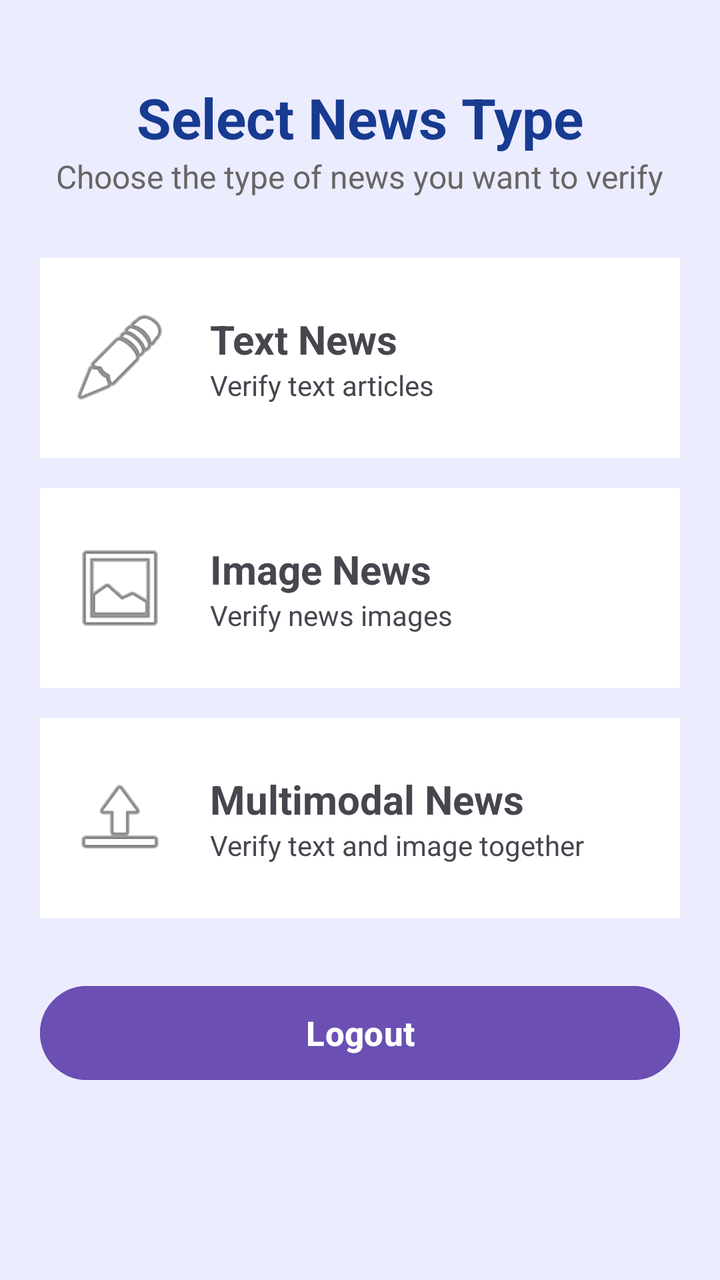
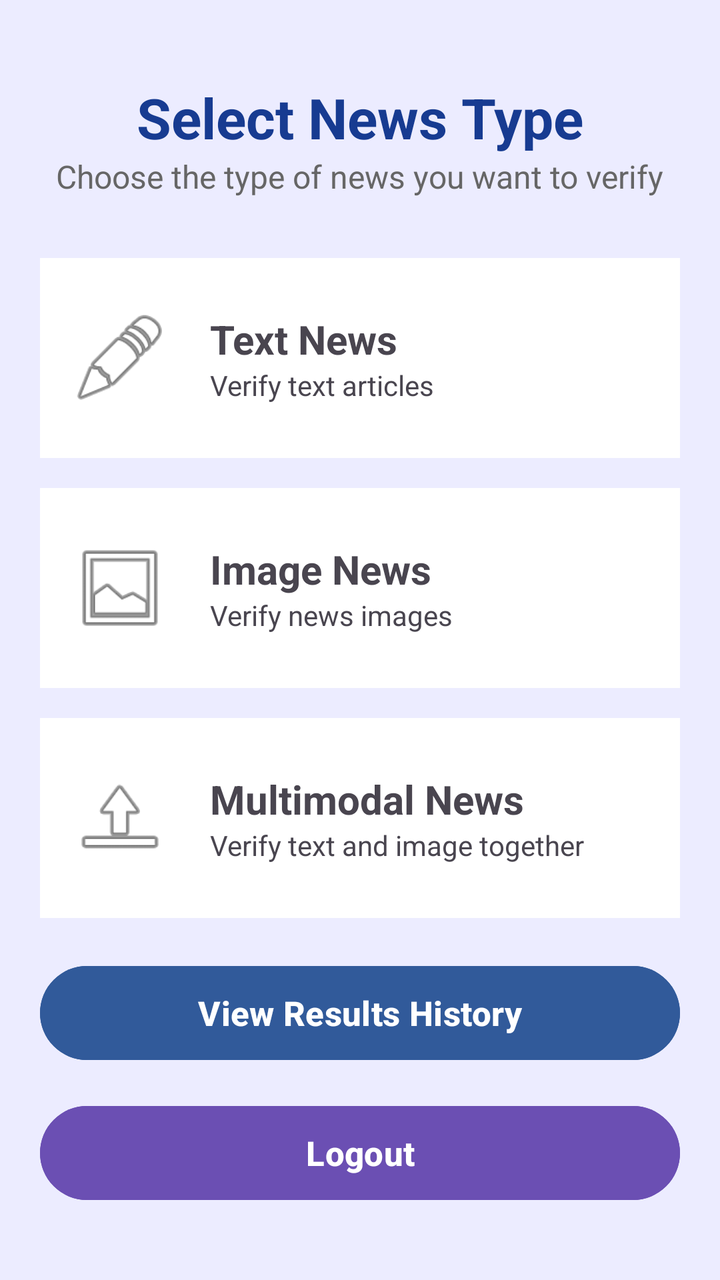

The first picture is an Android layout as it rendered before a commit; the second is the same layout after the commit. The layout source and the unified diff follow.
<!-- AndroidManifest.xml: application theme Theme.FactX -->
<!-- res/layout/activity_news_type.xml -->
<?xml version="1.0" encoding="utf-8"?>
<LinearLayout
    xmlns:android="http://schemas.android.com/apk/res/android"
    android:layout_width="match_parent"
    android:layout_height="match_parent"
    android:orientation="vertical"
    android:background="#ECECFF"
    android:padding="20dp">

    

    <TextView
        android:layout_width="wrap_content"
        android:layout_height="wrap_content"
        android:text="Select News Type"
        android:textSize="28sp"
        android:textStyle="bold"
        android:textColor="#173B91"
        android:layout_gravity="center"
        android:layout_marginTop="20dp"/>

    <TextView
        android:layout_width="wrap_content"
        android:layout_height="wrap_content"
        android:text="Choose the type of news you want to verify"
        android:textSize="16sp"
        android:textColor="#666666"
        android:layout_gravity="center"
        android:layout_marginBottom="30dp"/>


    

    <LinearLayout
        android:id="@+id/cardText"
        android:layout_width="match_parent"
        android:layout_height="100dp"
        android:orientation="horizontal"
        android:background="#FFFFFF"
        android:gravity="center_vertical"
        android:padding="15dp"
        android:layout_marginBottom="15dp">

        <ImageView
            android:layout_width="50dp"
            android:layout_height="50dp"
            android:src="@android:drawable/ic_menu_edit"
            android:contentDescription="Text News"/>

        <LinearLayout
            android:layout_width="wrap_content"
            android:layout_height="wrap_content"
            android:orientation="vertical"
            android:layout_marginStart="20dp">

            <TextView
                android:layout_width="wrap_content"
                android:layout_height="wrap_content"
                android:text="Text News"
                android:textStyle="bold"
                android:textSize="20sp"/>

            <TextView
                android:layout_width="wrap_content"
                android:layout_height="wrap_content"
                android:text="Verify text articles"/>

        </LinearLayout>

    </LinearLayout>


    

    <LinearLayout
        android:id="@+id/cardImage"
        android:layout_width="match_parent"
        android:layout_height="100dp"
        android:orientation="horizontal"
        android:background="#FFFFFF"
        android:gravity="center_vertical"
        android:padding="15dp"
        android:layout_marginBottom="15dp">

        <ImageView
            android:layout_width="50dp"
            android:layout_height="50dp"
            android:src="@android:drawable/ic_menu_gallery"
            android:contentDescription="Image News"/>

        <LinearLayout
            android:layout_width="wrap_content"
            android:layout_height="wrap_content"
            android:orientation="vertical"
            android:layout_marginStart="20dp">

            <TextView
                android:layout_width="wrap_content"
                android:layout_height="wrap_content"
                android:text="Image News"
                android:textStyle="bold"
                android:textSize="20sp"/>

            <TextView
                android:layout_width="wrap_content"
                android:layout_height="wrap_content"
                android:text="Verify news images"/>

        </LinearLayout>

    </LinearLayout>


    

    <LinearLayout
        android:id="@+id/cardMulti"
        android:layout_width="match_parent"
        android:layout_height="100dp"
        android:orientation="horizontal"
        android:background="#FFFFFF"
        android:gravity="center_vertical"
        android:padding="15dp"
        android:layout_marginBottom="20dp">

        <ImageView
            android:layout_width="50dp"
            android:layout_height="50dp"
            android:src="@android:drawable/ic_menu_upload"
            android:contentDescription="Multimodal News"/>

        <LinearLayout
            android:layout_width="wrap_content"
            android:layout_height="wrap_content"
            android:orientation="vertical"
            android:layout_marginStart="20dp">

            <TextView
                android:layout_width="wrap_content"
                android:layout_height="wrap_content"
                android:text="Multimodal News"
                android:textStyle="bold"
                android:textSize="20sp"/>

            <TextView
                android:layout_width="wrap_content"
                android:layout_height="wrap_content"
                android:text="Verify text and image together"/>

        </LinearLayout>

    </LinearLayout>


    

    <Button
        android:id="@+id/btnLogout"
        android:layout_width="match_parent"
        android:layout_height="55dp"
        android:layout_marginTop="10dp"
        android:text="Logout"
        android:textAllCaps="false"
        android:textSize="17sp"
        android:textStyle="bold"
        android:textColor="#FFFFFF"
        android:backgroundTint="#6B4FB3"/>


</LinearLayout>
<!-- resources referenced by this layout -->
<resources>
  <style name="Theme.FactX" parent="Base.Theme.FactX" />
  <style name="Base.Theme.FactX" parent="Theme.Material3.DayNight.NoActionBar">
          
          
      </style>
</resources>

<!-- the commit's change to res/layout/activity_news_type.xml (unified diff, before → after) -->
@@ -121,7 +121,7 @@
         android:background="#FFFFFF"
         android:gravity="center_vertical"
         android:padding="15dp"
-        android:layout_marginBottom="20dp">
+        android:layout_marginBottom="15dp">
 
         <ImageView
             android:layout_width="50dp"
@@ -155,10 +155,26 @@
     
 
     <Button
+        android:id="@+id/btnHistory"
+        android:layout_width="match_parent"
+        android:layout_height="55dp"
+        android:layout_marginTop="5dp"
+        android:layout_marginBottom="10dp"
+        android:text="View Results History"
+        android:textAllCaps="false"
+        android:textSize="17sp"
+        android:textStyle="bold"
+        android:textColor="#FFFFFF"
+        android:backgroundTint="#315A9A"/>
+
+
+    
+
+    <Button
         android:id="@+id/btnLogout"
         android:layout_width="match_parent"
         android:layout_height="55dp"
-        android:layout_marginTop="10dp"
+        android:layout_marginTop="5dp"
         android:text="Logout"
         android:textAllCaps="false"
         android:textSize="17sp"
@@ -166,5 +182,4 @@
         android:textColor="#FFFFFF"
         android:backgroundTint="#6B4FB3"/>
 
-
 </LinearLayout>
